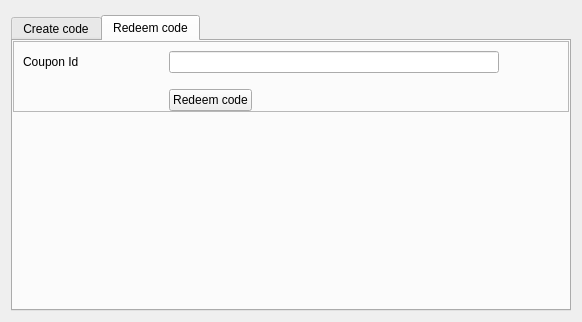
Old version of the form src/qt/forms/bonuscodetab.ui in the repository odrowonz/atbcoin-insight.
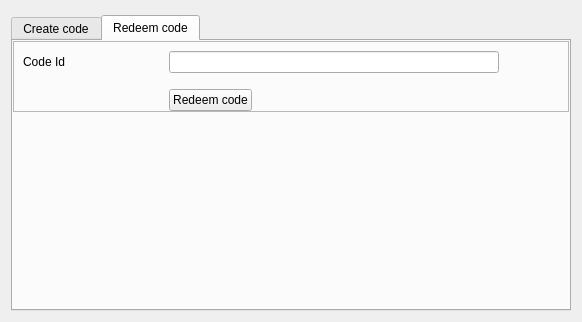
New version of the form. The open tabs and pages were chosen to show the change.

Diff of the .ui file:
```diff
--- a/src/qt/forms/bonuscodetab.ui
+++ b/src/qt/forms/bonuscodetab.ui
@@ -213,7 +213,7 @@
                  </size>
                 </property>
                 <property name="text">
-                 <string>Coupon Id</string>
+                 <string>Code Id</string>
                 </property>
                </widget>
               </item>
```
Left out of the diff: 2 changed lines with no effect on the pictures.
